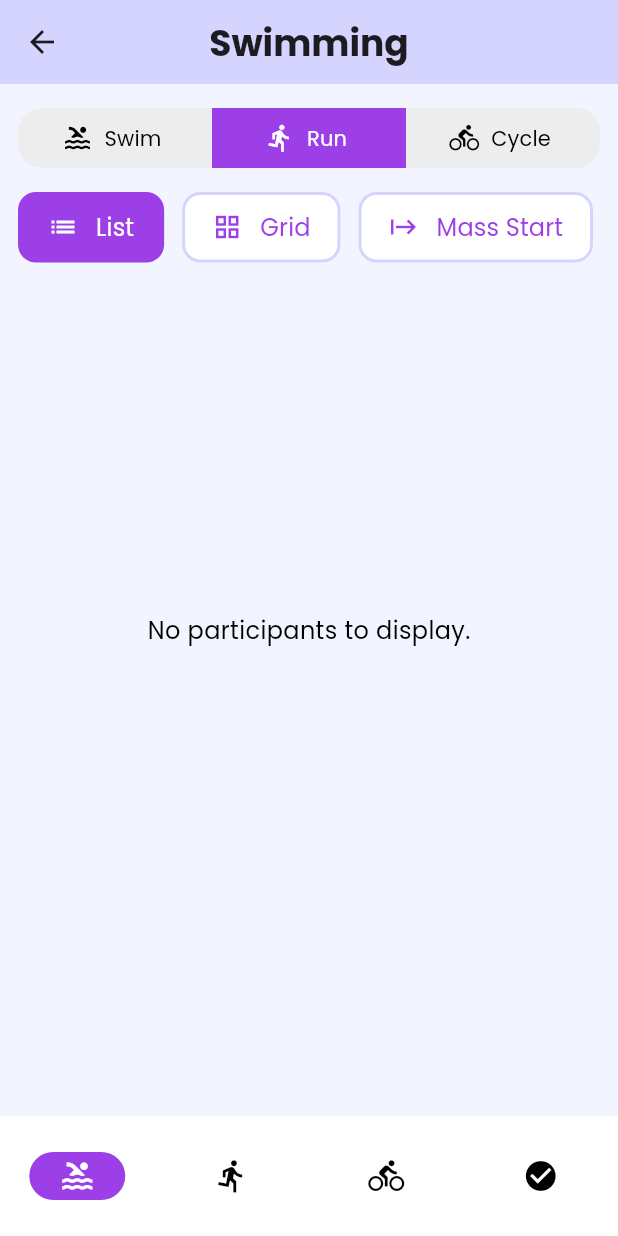
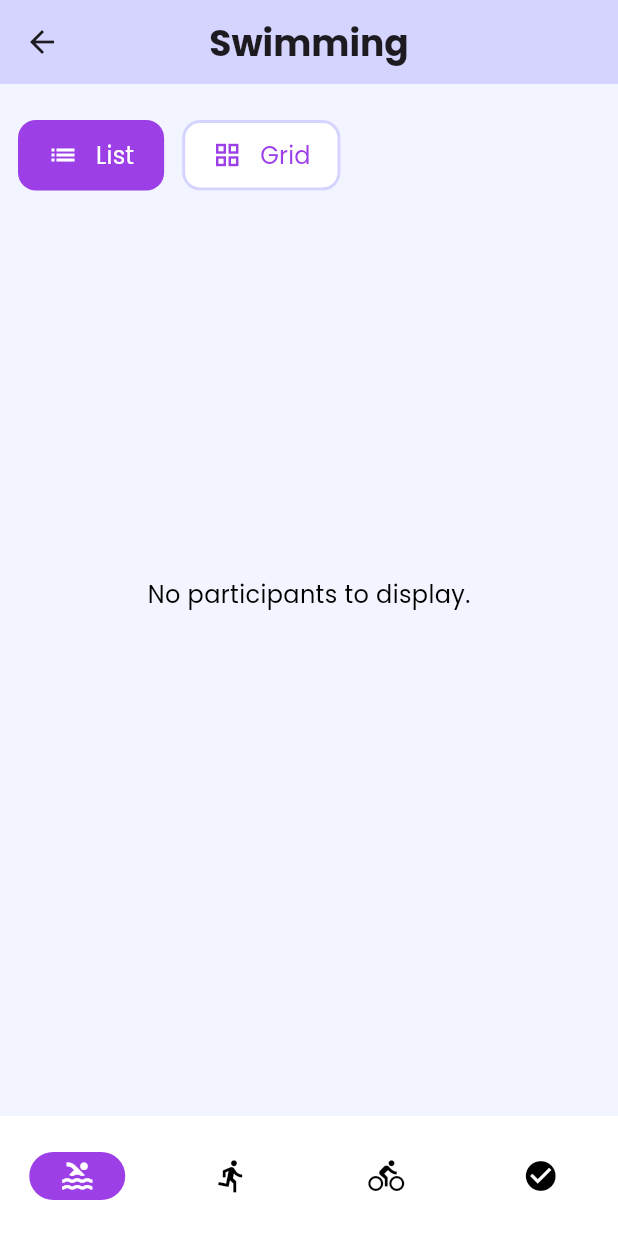
Before and after one commit to flutter-g6/race-tracker, a Flutter app: the TrackSwimmingScreen screen opened by its route, on a phone screen of 412 x 824 dp. Run offline on Flutter 3.47's test engine with Material 3 defaults, Android fonts, the phone set to English and light mode, and no system bars; our stand-ins replace cloud_firestore, firebase_auth, firebase_core, firebase_database; accounts and stored records are empty.

Commit message:
remove segment selector from screens

```diff
--- a/lib/ui/screens/tracker/track_running_screen.dart
+++ b/lib/ui/screens/tracker/track_running_screen.dart
@@ -5,7 +5,6 @@ import '../../widgets/navigation/rt_top_bar.dart';
 import '../../widgets/navigation/rt_tracker_nav_bar.dart';
 import 'widgets/participants_display.dart';
 import 'widgets/display_mode_selector.dart';
-import 'widgets/sport_selector.dart';
 
 class TrackRunningScreen extends StatelessWidget {
   const TrackRunningScreen({super.key});
@@ -14,15 +13,14 @@ class TrackRunningScreen extends StatelessWidget {
   Widget build(BuildContext context) {
     return Scaffold(
       backgroundColor: RTColors.bgColor,
-      appBar: RTTopBar(title: 'Running', centerTitle: true),
+      appBar: const RTTopBar(title: 'Running', centerTitle: true),
       body: const Padding(
         padding: EdgeInsets.all(RTSpacings.s),
         child: Column(
           children: [
-            SportSelector(),
             SizedBox(height: RTSpacings.s),
             DisplayModeSelector(),
-            Expanded(child: ParticipantDisplay(isStartScreen: false)),
+            Expanded(child: ParticipantDisplay()),
           ],
         ),
       ),
--- a/lib/ui/screens/tracker/track_swimming_screen.dart
+++ b/lib/ui/screens/tracker/track_swimming_screen.dart
@@ -5,7 +5,6 @@ import '../../widgets/navigation/rt_top_bar.dart';
 import '../../widgets/navigation/rt_tracker_nav_bar.dart';
 import 'widgets/participants_display.dart';
 import 'widgets/display_mode_selector.dart';
-import 'widgets/sport_selector.dart';
 
 class TrackSwimmingScreen extends StatelessWidget {
   const TrackSwimmingScreen({super.key});
@@ -14,15 +13,14 @@ class TrackSwimmingScreen extends StatelessWidget {
   Widget build(BuildContext context) {
     return Scaffold(
       backgroundColor: RTColors.bgColor,
-      appBar: RTTopBar(title: 'Swimming', centerTitle: true),
-      body: Padding(
-        padding: const EdgeInsets.all(RTSpacings.s),
+      appBar: const RTTopBar(title: 'Swimming', centerTitle: true),
+      body: const Padding(
+        padding: EdgeInsets.all(RTSpacings.s),
         child: Column(
           children: [
-            const SportSelector(),
-            const SizedBox(height: RTSpacings.s),
-            const DisplayModeSelector(),
-            const Expanded(child: ParticipantDisplay(isStartScreen: true)),
+            SizedBox(height: RTSpacings.s),
+            DisplayModeSelector(),
+            Expanded(child: ParticipantDisplay()),
           ],
         ),
       ),
--- a/lib/ui/screens/tracker/widgets/display_mode_selector.dart
+++ b/lib/ui/screens/tracker/widgets/display_mode_selector.dart
@@ -5,7 +5,7 @@ import 'package:race_tracker/ui/provider/participants_tracking_provider.dart';
 import '../../../theme/theme.dart';
 import '../../../widgets/actions/rt_button.dart';
 
-enum DisplayMode { list, grid, massStart }
+enum DisplayMode { list, grid }
 
 class DisplayModeSelector extends StatelessWidget {
   const DisplayModeSelector({super.key});
@@ -33,15 +33,6 @@ class DisplayModeSelector extends StatelessWidget {
               : ButtonType.secondary,
           onPressed: () => provider.setDisplayMode(DisplayMode.grid),
         ),
-        const SizedBox(width: RTSpacings.s),
-        RTButton(
-          text: 'Mass Start',
-          icon: Icons.start,
-          type: provider.displayMode == DisplayMode.massStart
-              ? ButtonType.primary
-              : ButtonType.secondary,
-          onPressed: () => provider.setDisplayMode(DisplayMode.massStart),
-        ),
       ],
     );
   }
--- a/lib/ui/screens/tracker/widgets/participants_display.dart
+++ b/lib/ui/screens/tracker/widgets/participants_display.dart
@@ -10,9 +10,7 @@ import 'display_mode_selector.dart';
 import 'participant_range_selector.dart';
 
 class ParticipantDisplay extends StatefulWidget {
-  const ParticipantDisplay({super.key, required this.isStartScreen});
-
-  final bool isStartScreen;
+  const ParticipantDisplay({super.key});
 
   @override
   State<ParticipantDisplay> createState() => _ParticipantDisplayState();
@@ -64,7 +62,6 @@ class _ParticipantDisplayState extends State<ParticipantDisplay> {
     return switch (provider.displayMode) {
       DisplayMode.list => _buildListView(provider),
       DisplayMode.grid => _buildGridView(provider),
-      DisplayMode.massStart => _buildMassStartButton(provider),
     };
   }
 
@@ -101,7 +98,6 @@ class _ParticipantDisplayState extends State<ParticipantDisplay> {
                 RtStartButtonListTile(
                   participant: participant,
                   segment: provider.selectedSport,
-                  isStartButton: widget.isStartScreen,
                 ),
               ],
             ),
@@ -129,29 +125,4 @@ class _ParticipantDisplayState extends State<ParticipantDisplay> {
       ),
     );
   }
-
-  Widget _buildMassStartButton(ParticipantsTrackingProvider provider) {
-    return Center(
-      child: ElevatedButton.icon(
-        icon: Icon(Icons.play_arrow, color: RTColors.white),
-        label: Text(
-          'Start All Participants',
-          style: RTTextStyles.button.copyWith(color: RTColors.white),
-        ),
-        style: ElevatedButton.styleFrom(
-          backgroundColor: RTColors.primary,
-          padding: const EdgeInsets.symmetric(
-            horizontal: RTSpacings.l,
-            vertical: RTSpacings.m,
-          ),
-          shape: RoundedRectangleBorder(
-            borderRadius: BorderRadius.circular(RTSpacings.radius),
-          ),
-        ),
-        onPressed: () {
-          //
-        },
-      ),
-    );
-  }
 }
```
Also changed, not shown: lib/ui/screens/tracker/track_cycling_screen.dart (+14 -4 lines), lib/ui/widgets/actions/rt_start_button_list_tile.dart (+1 -61 lines).
